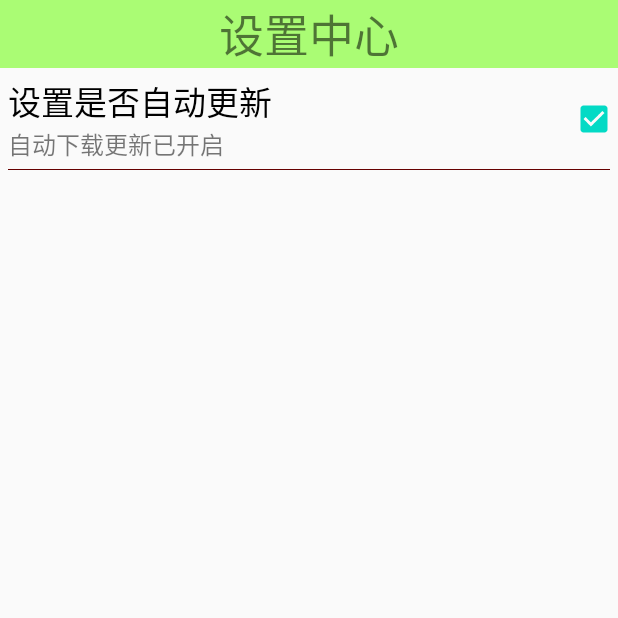
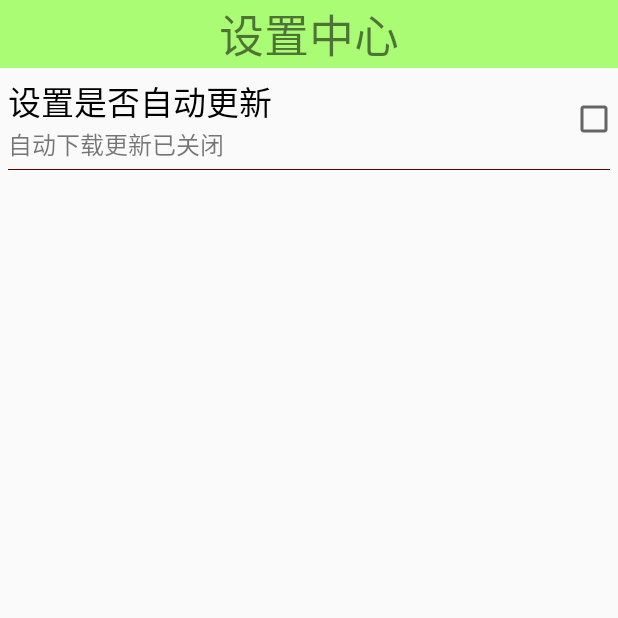
Before and after one commit to Jaywen87/MobileSafe, an Android app: the SettingActivity screen opened directly, with no data from a screen before it, on a phone screen of 412 x 824 dp, the top half of it. Run offline under Robolectric (Android 15) with nearby library versions, the phone set to English and light mode, and no system bars.

Commit message:
自定义控件

```diff
--- a/app/build.gradle
+++ b/app/build.gradle
@@ -28,7 +28,6 @@ dependencies {
     implementation 'androidx.constraintlayout:constraintlayout:1.1.3'
     implementation 'com.google.android.material:material:1.0.0'
     implementation files('libs\\afinal_0.5_bin.jar')
-    implementation files('libs\\afinal_0.5_bin.jar')
     testImplementation 'junit:junit:4.12'
     androidTestImplementation 'androidx.test.ext:junit:1.1.1'
     androidTestImplementation 'androidx.test.espresso:espresso-core:3.2.0'
--- a/app/src/main/java/com/wenjie/mobilesafe/SettingActivity.java
+++ b/app/src/main/java/com/wenjie/mobilesafe/SettingActivity.java
@@ -2,21 +2,21 @@ package com.wenjie.mobilesafe;
 
 import androidx.appcompat.app.AppCompatActivity;
 
-import android.annotation.SuppressLint;
-
 import android.content.SharedPreferences;
 import android.os.Bundle;
+import android.util.Log;
 import android.view.View;
-import android.widget.CheckBox;
-import android.widget.RadioGroup;
-import android.widget.TextView;
+
+import com.wenjie.mobilesafe.ui.SettingItemView;
 
 
 public class SettingActivity extends AppCompatActivity {
 
+    private static final String TAG = "SettingActivity" ;
     private SharedPreferences sp;
-    private TextView tv_dsec;
-    private CheckBox cb_status;
+    private SettingItemView siv_update;
+    //private TextView tv_dsec;
+    //private CheckBox cb_status;
 
     @Override
     protected void onCreate(Bundle savedInstanceState) {
@@ -24,40 +24,80 @@ public class SettingActivity extends AppCompatActivity {
         setContentView(R.layout.activity_setting);
 
         sp = getSharedPreferences("config", MODE_PRIVATE);
-        Boolean update = sp.getBoolean("update",true);
+        Boolean update = sp.getBoolean("update",false);
+        Log.i(TAG, "onCreate: update=" + update);
 
-        TextView tv_title = findViewById(R.id.tv_title);
-        cb_status = (CheckBox)findViewById(R.id.cb_status);
-        tv_dsec = findViewById(R.id.tv_desc);
+        //TextView tv_title = findViewById(R.id.tv_title);
+
+        //使用自定义组合空间
+        siv_update = (SettingItemView)findViewById(R.id.siv_update);
         if(update) {
-            tv_dsec.setText("自动下载更新已开启");
-            cb_status.setChecked(true);
+            siv_update.setDescText("自动下载更新已开启");
+            siv_update.setChecked(true);
         } else {
-            tv_dsec.setText("自动下载更新已关闭");
-            cb_status.setChecked(false);
+            siv_update.setDescText("自动下载更新已关闭");
+            siv_update.setChecked(false);
         }
-
-
-
-        cb_status.setOnClickListener(new View.OnClickListener() {
+        siv_update.setOnClickListener(new View.OnClickListener() {
             @Override
             public void onClick(View v) {
                 SharedPreferences.Editor edit = sp.edit();
-
-                if(cb_status.isChecked()) {
-                    tv_dsec.setText("自动下载更新已开启");
+                if(siv_update.isChecked()) {
+                    Log.i(TAG, "onClick: " + siv_update.isChecked());
+                    siv_update.setDescText("自动下载更新已关闭");
+                    siv_update.setChecked(false);
+                    edit.putBoolean("update",false);
+                } else {
+                    Log.i(TAG, "onClick: " + siv_update.isChecked());
+                    siv_update.setDescText("自动下载更新已开启");
+                    siv_update.setChecked(true);
                     edit.putBoolean("update",true);
-                } else {
-                    tv_dsec.setText("自动下载更新已关闭");
-                    edit.putBoolean("update",false);
                 }
                 edit.commit();
             }
         });
 
 
+//        cb_status = (CheckBox)findViewById(R.id.cb_status);
+//        tv_dsec = findViewById(R.id.tv_desc);
+//        if(update) {
+//            tv_dsec.setText("自动下载更新已开启");
+//            cb_status.setChecked(true);
+//        } else {
+//            tv_dsec.setText("自动下载更新已关闭");
+//            cb_status.setChecked(false);
+//        }
+//
+//
+//
+//        cb_status.setOnClickListener(new View.OnClickListener() {
+//            @Override
+//            public void onClick(View v) {
+//                SharedPreferences.Editor edit = sp.edit();
+//
+//                if(cb_status.isChecked()) {
+//                    tv_dsec.setText("自动下载更新已开启");
+//                    edit.putBoolean("update",true);
+//                } else {
+//                    tv_dsec.setText("自动下载更新已关闭");
+//                    edit.putBoolean("update",false);
+//                }
+//                edit.commit();
+//            }
+//        });
+    }
 
-
-
-    }
+//    public void onClick() {
+//        SharedPreferences.Editor edit = sp.edit();
+//        if(siv_update.isChecked()) {
+//            Log.i(TAG, "onClick: " + siv_update.isChecked());
+//            siv_update.setDescText("自动下载更新已开启");
+//            edit.putBoolean("update",true);
+//        } else {
+//            Log.i(TAG, "onClick: " + siv_update.isChecked());
+//            siv_update.setDescText("自动下载更新已关闭");
+//            edit.putBoolean("update",false);
+//        }
+//        edit.commit();
+//    }
 }
--- /dev/null
+++ b/app/src/main/java/com/wenjie/mobilesafe/ui/SettingItemView.java
@@ -0,0 +1,50 @@
+package com.wenjie.mobilesafe.ui;
+
+import android.content.Context;
+import android.util.AttributeSet;
+import android.view.View;
+import android.widget.CheckBox;
+import android.widget.RelativeLayout;
+import android.widget.TextView;
+
+import com.wenjie.mobilesafe.R;
+
+
+public class SettingItemView extends RelativeLayout {
+
+	private CheckBox cb_status;
+	private TextView tv_desc;
+	private TextView tv_title;
+
+
+	private void iniView(Context context) {
+
+		View.inflate(context, R.layout.setting_item_view, this);
+		cb_status = (CheckBox) this.findViewById(R.id.cb_status);
+		tv_desc = (TextView) this.findViewById(R.id.tv_desc);
+		tv_title = (TextView) this.findViewById(R.id.tv_title);
+
+	}
+
+	public SettingItemView(Context context, AttributeSet attrs) {
+		super(context, attrs);
+		iniView(context);
+	}
+
+	public boolean isChecked(){
+		return cb_status.isChecked();
+	}
+
+
+	public void setChecked(boolean checked){
+		cb_status.setChecked(checked);
+	}
+
+
+	public void setDescText(String text){
+		tv_desc.setText(text);
+	}
+
+
+
+}
--- a/app/src/main/res/layout/activity_setting.xml
+++ b/app/src/main/res/layout/activity_setting.xml
@@ -14,46 +14,9 @@
         android:background="#8866ff00"
         android:text="设置中心" />
 
-    <RelativeLayout
+    <com.wenjie.mobilesafe.ui.SettingItemView
         android:layout_width="match_parent"
-        android:layout_height="68dip">
-
-        <TextView
-            android:layout_width="match_parent"
-            android:layout_height="wrap_content"
-            android:layout_marginLeft="5dp"
-            android:layout_marginTop="5dp"
-            android:id="@+id/tv_title"
-            android:textColor="#000000"
-            android:textSize="22sp"
-            android:text="设置是否自动更新"/>
-
-        <TextView
-            android:layout_width="match_parent"
-            android:layout_height="wrap_content"
-            android:layout_below="@id/tv_title"
-            android:layout_marginLeft="5dp"
-            android:id="@+id/tv_desc"
-            android:textColor="#88000000"
-            android:textSize="16sp"
-            android:text="描述"/>
-
-        <CheckBox
-            android:id="@+id/cb_status"
-            android:layout_width="wrap_content"
-            android:layout_height="wrap_content"
-            android:layout_centerVertical="true"
-            android:layout_alignParentRight="true" />
-
-
-        <View
-            android:layout_width="match_parent"
-            android:layout_marginLeft="5dp"
-            android:layout_marginRight="5dp"
-            android:layout_height="0.5dp"
-            android:layout_alignParentBottom="true"
-            android:background="#660000" />
-
-    </RelativeLayout>
+        android:layout_height="68dip"
+        android:id="@+id/siv_update"/>
 
 </LinearLayout>
--- /dev/null
+++ b/app/src/main/res/layout/setting_item_view.xml
@@ -0,0 +1,46 @@
+<?xml version="1.0" encoding="utf-8"?>
+<RelativeLayout xmlns:android="http://schemas.android.com/apk/res/android"
+        android:layout_width="match_parent"
+        android:layout_height="68dip">
+
+        <TextView
+            android:layout_width="match_parent"
+            android:layout_height="wrap_content"
+            android:layout_marginStart="5dp"
+            android:layout_marginTop="5dp"
+            android:id="@+id/tv_title"
+            android:textColor="#000000"
+            android:textSize="22sp"
+            android:text="设置是否自动更新"/>
+
+        <TextView
+            android:layout_width="match_parent"
+            android:layout_height="wrap_content"
+            android:layout_below="@id/tv_title"
+            android:layout_marginStart="5dp"
+            android:id="@+id/tv_desc"
+            android:textColor="#88000000"
+            android:textSize="16sp"
+            android:text="描述"/>
+
+<!--        这个是自定义空间，所以需要点击这个整个自定义控件，选择取消，所以不能是CheckBox的到焦点，也不能点击，所以需要
+            android:clickable="false" 这样代表checkBox
+            CheckBox天生有焦点，当点击CheckBox时整个控件只有CheckBox会焦点，整个控件的setOnClickListener(new View.OnClickListener())不会起作用
+-->
+        <CheckBox
+            android:id="@+id/cb_status"
+            android:layout_width="wrap_content"
+            android:layout_height="wrap_content"
+            android:clickable="false"
+            android:layout_centerVertical="true"
+            android:layout_alignParentEnd="true" />
+
+
+        <View
+            android:layout_width="match_parent"
+            android:layout_marginStart="5dp"
+            android:layout_marginEnd="5dp"
+            android:layout_height="0.5dp"
+            android:layout_alignParentBottom="true"
+            android:background="#660000" />
+</RelativeLayout>
```
